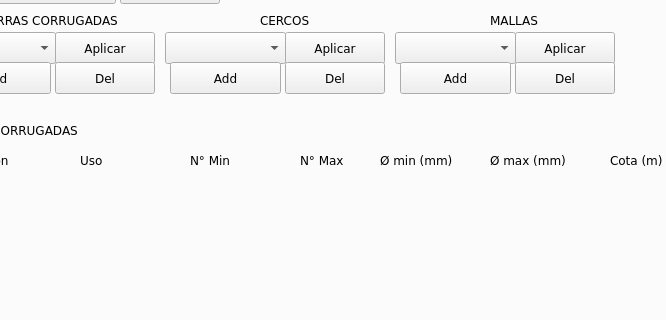
Old version of the form ui_files/herramienta_trapecios_v9.ui in the repository Sady-Guzman/herramienta_practica; both pictures show x 82 to 748 and y 85 to 405 of the 1125 by 680 pixel window.
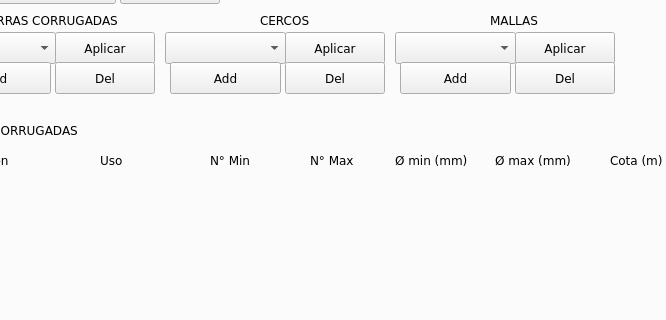
New version of the form.

Commit message: centra labels para tab3 y ajusta margen en layout vertical barras tab3

```diff
--- a/ui_files/herramienta_trapecios_v9.ui
+++ b/ui_files/herramienta_trapecios_v9.ui
@@ -1077,7 +1077,7 @@
     <widget class="QLabel" name="tab3_label_uso">
      <property name="geometry">
       <rect>
-       <x>150</x>
+       <x>170</x>
        <y>210</y>
        <width>31</width>
        <height>16</height>
@@ -1090,7 +1090,7 @@
     <widget class="QLabel" name="tab3_label_n_min">
      <property name="geometry">
       <rect>
-       <x>260</x>
+       <x>280</x>
        <y>210</y>
        <width>58</width>
        <height>16</height>
@@ -1103,7 +1103,7 @@
     <widget class="QLabel" name="tab3_label_n_max">
      <property name="geometry">
       <rect>
-       <x>370</x>
+       <x>380</x>
        <y>210</y>
        <width>58</width>
        <height>16</height>
@@ -1116,7 +1116,7 @@
     <widget class="QLabel" name="tab3_label_d_min">
      <property name="geometry">
       <rect>
-       <x>450</x>
+       <x>465</x>
        <y>210</y>
        <width>81</width>
        <height>16</height>
@@ -1129,7 +1129,7 @@
     <widget class="QLabel" name="tab3_label_d_max">
      <property name="geometry">
       <rect>
-       <x>560</x>
+       <x>565</x>
        <y>210</y>
        <width>91</width>
        <height>16</height>
```
Left out of the diff: 3 changed lines with no effect on the pictures. The commit also changes 1 other file.
